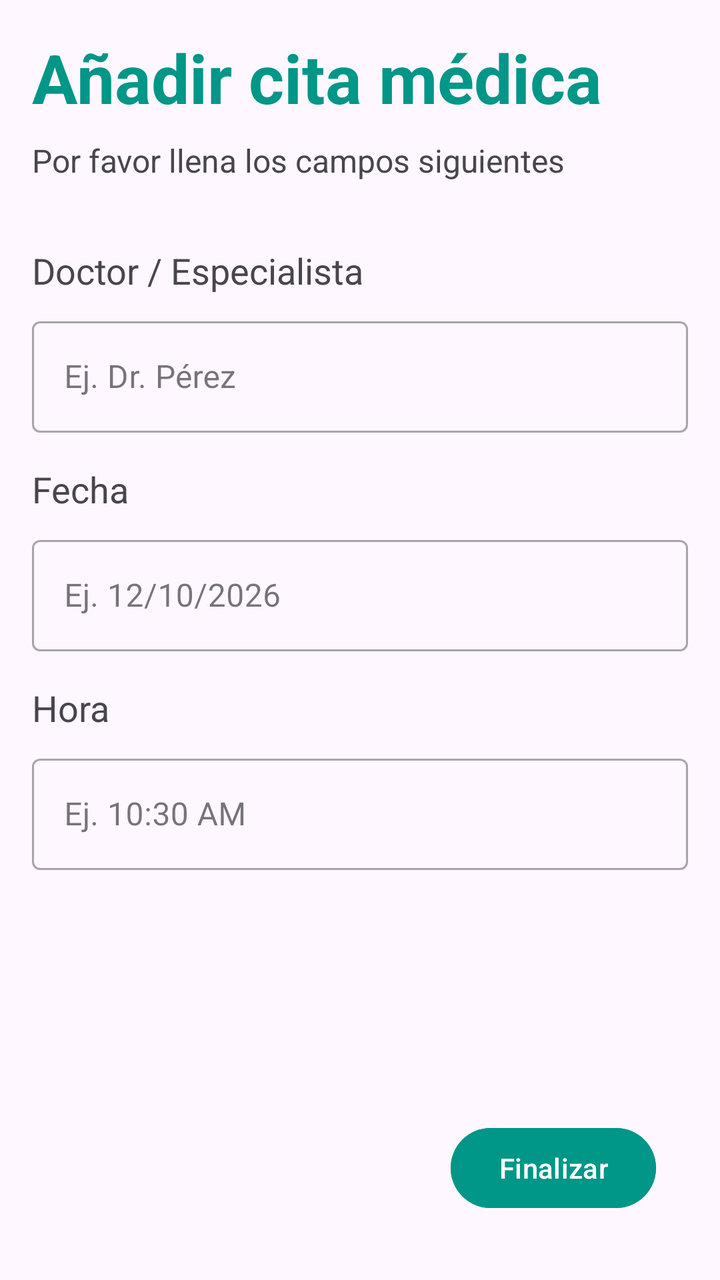
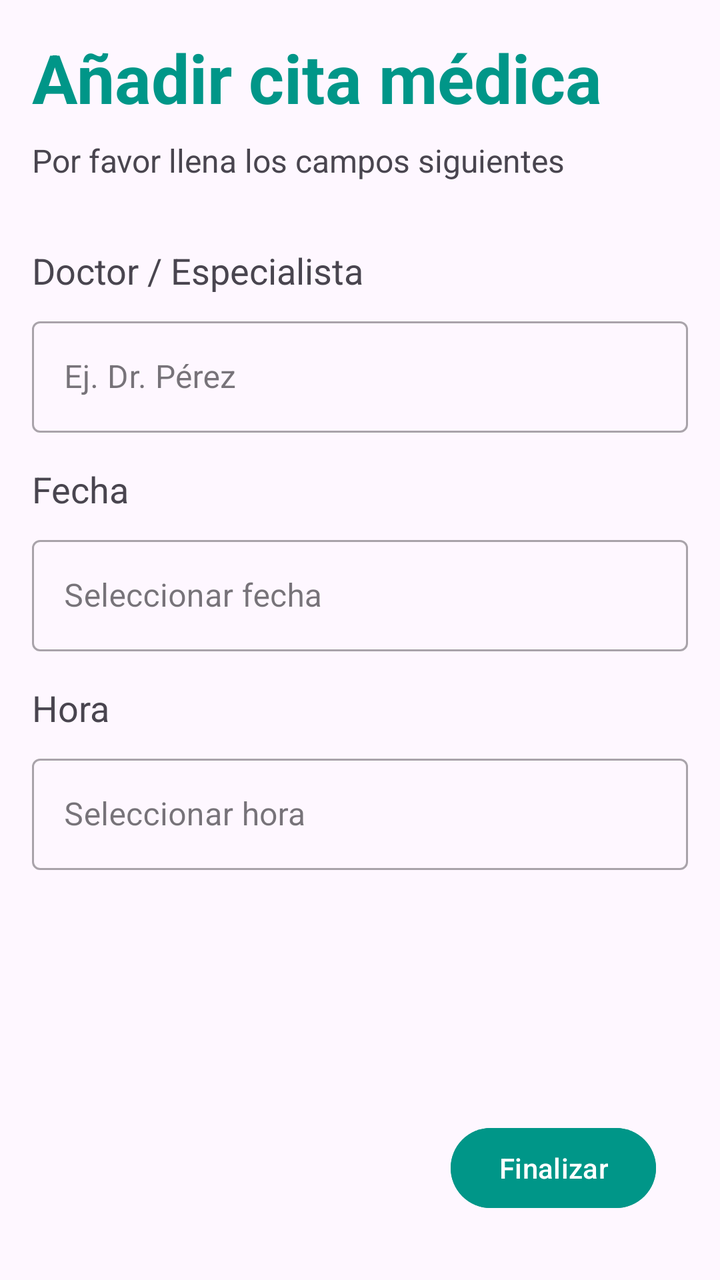

The first picture is an Android layout as it rendered before a commit; the second is the same layout after the commit. The layout source and the unified diff follow.
<!-- AndroidManifest.xml: application theme Theme.VitaReminder -->
<!-- res/layout/activity_anadir_cita.xml -->
<?xml version="1.0" encoding="utf-8"?>
<androidx.constraintlayout.widget.ConstraintLayout xmlns:android="http://schemas.android.com/apk/res/android"
    xmlns:app="http://schemas.android.com/apk/res-auto"
    xmlns:tools="http://schemas.android.com/tools"
    android:id="@+id/main"
    android:layout_width="match_parent"
    android:layout_height="match_parent"
    android:padding="16dp"
    tools:context=".view.AnadirCitaActivity">

    
    <TextView
        android:id="@+id/titleTextView"
        android:layout_width="wrap_content"
        android:layout_height="wrap_content"
        android:text="Añadir cita médica"
        android:textSize="34sp"
        android:textStyle="bold"
        android:textColor="@color/colorPrimary"
        app:layout_constraintStart_toStartOf="parent"
        app:layout_constraintTop_toTopOf="parent" />

    
    <TextView
        android:id="@+id/subtitleTextView"
        android:layout_width="wrap_content"
        android:layout_height="wrap_content"
        android:layout_marginTop="8dp"
        android:text="Por favor llena los campos siguientes"
        android:textSize="16sp"
        app:layout_constraintStart_toStartOf="parent"
        app:layout_constraintTop_toBottomOf="@id/titleTextView" />

    
    <TextView
        android:id="@+id/doctorLabel"
        android:layout_width="wrap_content"
        android:layout_height="wrap_content"
        android:layout_marginTop="32dp"
        android:text="Doctor / Especialista"
        android:textSize="18sp"
        app:layout_constraintStart_toStartOf="parent"
        app:layout_constraintTop_toBottomOf="@id/subtitleTextView" />

    <com.google.android.material.textfield.TextInputLayout
        android:id="@+id/doctorInputLayout"
        style="@style/Widget.MaterialComponents.TextInputLayout.OutlinedBox"
        android:layout_width="0dp"
        android:layout_height="wrap_content"
        android:layout_marginTop="8dp"
        app:layout_constraintStart_toStartOf="parent"
        app:layout_constraintEnd_toEndOf="parent"
        app:layout_constraintTop_toBottomOf="@id/doctorLabel">

        <com.google.android.material.textfield.TextInputEditText
            android:layout_width="match_parent"
            android:layout_height="wrap_content"
            android:hint="Ej. Dr. Pérez" />
    </com.google.android.material.textfield.TextInputLayout>

    
    <TextView
        android:id="@+id/dateLabel"
        android:layout_width="wrap_content"
        android:layout_height="wrap_content"
        android:layout_marginTop="16dp"
        android:text="Fecha"
        android:textSize="18sp"
        app:layout_constraintStart_toStartOf="parent"
        app:layout_constraintTop_toBottomOf="@id/doctorInputLayout" />

    <com.google.android.material.textfield.TextInputLayout
        android:id="@+id/dateInputLayout"
        style="@style/Widget.MaterialComponents.TextInputLayout.OutlinedBox"
        android:layout_width="0dp"
        android:layout_height="wrap_content"
        android:layout_marginTop="8dp"
        app:layout_constraintStart_toStartOf="parent"
        app:layout_constraintEnd_toEndOf="parent"
        app:layout_constraintTop_toBottomOf="@id/dateLabel">

        <com.google.android.material.textfield.TextInputEditText
            android:layout_width="match_parent"
            android:layout_height="wrap_content"
            android:hint="Ej. 12/10/2026"
            android:focusable="true"
            android:clickable="true" />
    </com.google.android.material.textfield.TextInputLayout>

    
    <TextView
        android:id="@+id/timeLabel"
        android:layout_width="wrap_content"
        android:layout_height="wrap_content"
        android:layout_marginTop="16dp"
        android:text="Hora"
        android:textSize="18sp"
        app:layout_constraintStart_toStartOf="parent"
        app:layout_constraintTop_toBottomOf="@id/dateInputLayout" />

    <com.google.android.material.textfield.TextInputLayout
        android:id="@+id/timeInputLayout"
        style="@style/Widget.MaterialComponents.TextInputLayout.OutlinedBox"
        android:layout_width="0dp"
        android:layout_height="wrap_content"
        android:layout_marginTop="8dp"
        app:layout_constraintStart_toStartOf="parent"
        app:layout_constraintEnd_toEndOf="parent"
        app:layout_constraintTop_toBottomOf="@id/timeLabel">

        <com.google.android.material.textfield.TextInputEditText
            android:layout_width="match_parent"
            android:layout_height="wrap_content"
            android:hint="Ej. 10:30 AM"
            android:focusable="true"
            android:clickable="true" />
    </com.google.android.material.textfield.TextInputLayout>

    
    <Button
        android:id="@+id/continueButton"
        android:layout_width="wrap_content"
        android:layout_height="wrap_content"
        android:text="Finalizar"
        android:layout_marginEnd="16dp"
        android:layout_marginBottom="16dp"
        android:backgroundTint="@color/colorPrimary"
        app:layout_constraintBottom_toBottomOf="parent"
        app:layout_constraintEnd_toEndOf="parent" />

</androidx.constraintlayout.widget.ConstraintLayout>
<!-- resources referenced by this layout -->
<resources>
  <color name="colorPrimary">#009688</color>
  <style name="Theme.VitaReminder" parent="Base.Theme.VitaReminder" />
  <style name="Base.Theme.VitaReminder" parent="Theme.Material3.DayNight.NoActionBar">
          
          
      </style>
</resources>

<!-- the commit's change to res/layout/activity_anadir_cita.xml (unified diff, before → after) -->
@@ -8,7 +8,6 @@
     android:padding="16dp"
     tools:context=".view.AnadirCitaActivity">
 
-    
     <TextView
         android:id="@+id/titleTextView"
         android:layout_width="wrap_content"
@@ -20,7 +19,6 @@
         app:layout_constraintStart_toStartOf="parent"
         app:layout_constraintTop_toTopOf="parent" />
 
-    
     <TextView
         android:id="@+id/subtitleTextView"
         android:layout_width="wrap_content"
@@ -31,7 +29,6 @@
         app:layout_constraintStart_toStartOf="parent"
         app:layout_constraintTop_toBottomOf="@id/titleTextView" />
 
-    
     <TextView
         android:id="@+id/doctorLabel"
         android:layout_width="wrap_content"
@@ -58,7 +55,6 @@
             android:hint="Ej. Dr. Pérez" />
     </com.google.android.material.textfield.TextInputLayout>
 
-    
     <TextView
         android:id="@+id/dateLabel"
         android:layout_width="wrap_content"
@@ -80,14 +76,14 @@
         app:layout_constraintTop_toBottomOf="@id/dateLabel">
 
         <com.google.android.material.textfield.TextInputEditText
+            android:id="@+id/dateEditText"
             android:layout_width="match_parent"
             android:layout_height="wrap_content"
-            android:hint="Ej. 12/10/2026"
-            android:focusable="true"
+            android:hint="Seleccionar fecha"
+            android:focusable="false"
             android:clickable="true" />
     </com.google.android.material.textfield.TextInputLayout>
 
-    
     <TextView
         android:id="@+id/timeLabel"
         android:layout_width="wrap_content"
@@ -109,14 +105,14 @@
         app:layout_constraintTop_toBottomOf="@id/timeLabel">
 
         <com.google.android.material.textfield.TextInputEditText
+            android:id="@+id/timeEditText"
             android:layout_width="match_parent"
             android:layout_height="wrap_content"
-            android:hint="Ej. 10:30 AM"
-            android:focusable="true"
+            android:hint="Seleccionar hora"
+            android:focusable="false"
             android:clickable="true" />
     </com.google.android.material.textfield.TextInputLayout>
 
-    
     <Button
         android:id="@+id/continueButton"
         android:layout_width="wrap_content"
